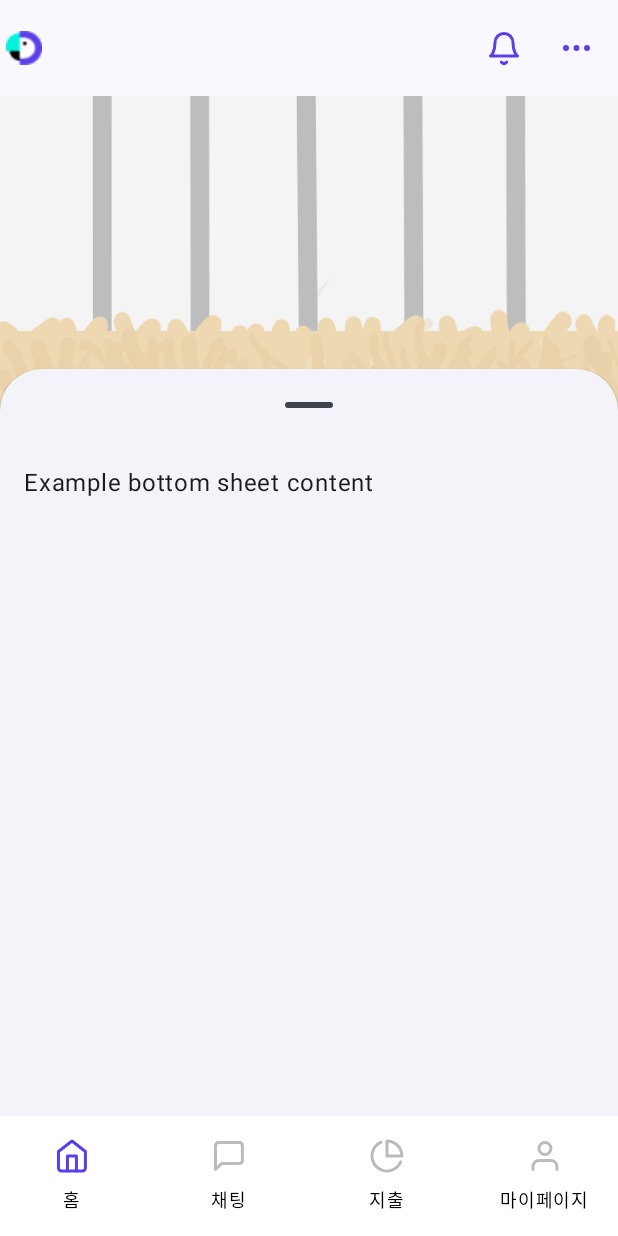
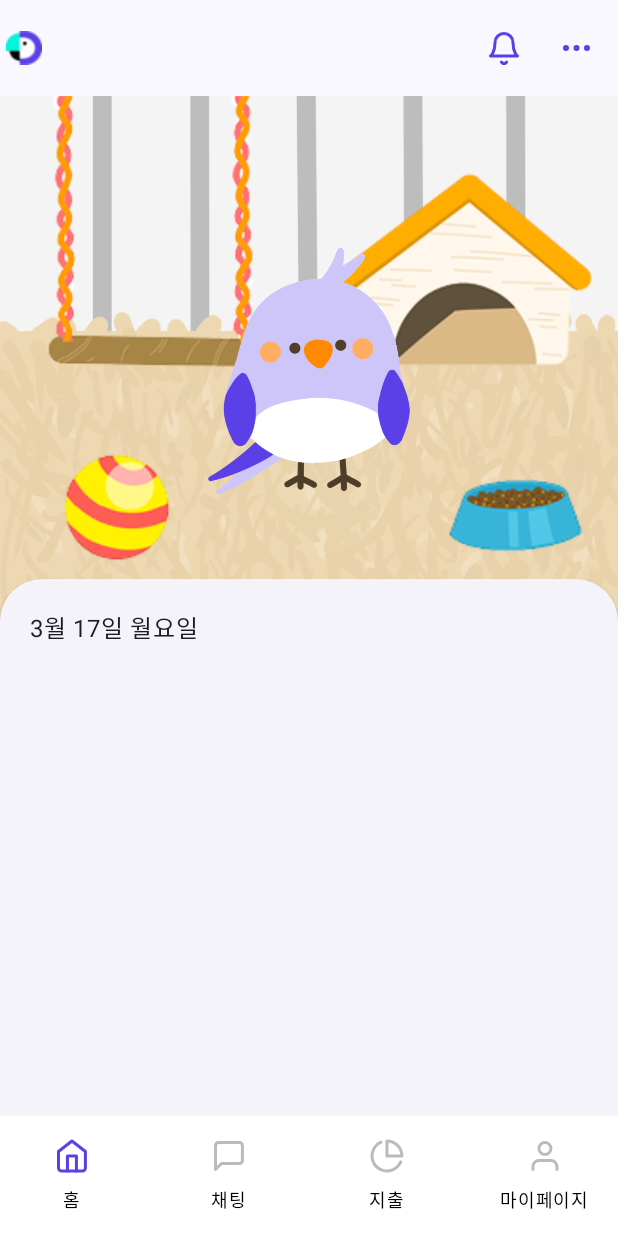
Before and after one commit to dongwonyang/yeongkkuel-compose, an Android app built with Jetpack Compose: the screen it shows after launch (MainActivity), on a phone screen of 412 x 824 dp. Run offline under Robolectric (Android 15) with nearby library versions, the phone set to English and light mode, and no system bars.

Commit message:
design: home 사진 배치

```diff
--- a/presentation/src/main/java/project/compose/presentation/screen/base/BaseView.kt
+++ b/presentation/src/main/java/project/compose/presentation/screen/base/BaseView.kt
@@ -19,6 +19,7 @@ import androidx.compose.material3.Text
 import androidx.compose.material3.rememberBottomSheetScaffoldState
 import androidx.compose.material3.rememberModalBottomSheetState
 import androidx.compose.runtime.Composable
+import androidx.compose.runtime.DisposableEffect
 import androidx.compose.runtime.LaunchedEffect
 import androidx.compose.runtime.collectAsState
 import androidx.compose.runtime.derivedStateOf
@@ -32,6 +33,7 @@ import androidx.compose.ui.tooling.preview.Preview
 import androidx.compose.ui.unit.dp
 import androidx.compose.ui.unit.sp
 import androidx.lifecycle.viewmodel.compose.viewModel
+import androidx.navigation.NavController
 import androidx.navigation.compose.currentBackStackEntryAsState
 import androidx.navigation.compose.rememberNavController
 import project.compose.presentation.R
@@ -48,14 +50,21 @@ fun BaseView() {
     val viewModel: BaseViewModel = viewModel()
     val uiState = viewModel.uiState.collectAsState()
 
-    LaunchedEffect(navController) {
-        navController.addOnDestinationChangedListener { _, destination, _ ->
+    DisposableEffect(navController) {
+        val listener = NavController.OnDestinationChangedListener { _, destination, _ ->
             val route = destination.route
             route?.let {
                 viewModel.updateCurrentScreen(navController)
             }
         }
+
+        navController.addOnDestinationChangedListener(listener)
+
+        onDispose {
+            navController.removeOnDestinationChangedListener(listener)
+        }
     }
+
 
     Scaffold(
         bottomBar = {
--- /dev/null
+++ b/presentation/src/main/java/project/compose/presentation/screen/home/HomeUiState.kt
@@ -0,0 +1,28 @@
+package project.compose.presentation.screen.home
+
+import java.util.Date
+
+data class HomeUiState(
+    val spendingList: List<Spending>,
+    val date: Date
+) {
+    data class Spending(
+        val categoryId: Int,
+        val kind: String,
+        val history: List<History>
+    ) {
+        data class History(
+            val id: Int,
+            val name: String,       // 지출 이름
+            val price: Int,         // 금액
+            val imgExist: String   // 사진 URL 추가
+        )
+    }
+
+    companion object {
+        fun init() = HomeUiState(
+            spendingList = emptyList(), // 초기 상태는 빈 리스트
+            date = Date()
+        )
+    }
+}
--- a/presentation/src/main/java/project/compose/presentation/screen/home/HomeView.kt
+++ b/presentation/src/main/java/project/compose/presentation/screen/home/HomeView.kt
@@ -1,10 +1,18 @@
 package project.compose.presentation.screen.home
 
 import androidx.compose.foundation.Image
+import androidx.compose.foundation.layout.Box
 import androidx.compose.foundation.layout.Column
+import androidx.compose.foundation.layout.Row
+import androidx.compose.foundation.layout.fillMaxHeight
 import androidx.compose.foundation.layout.fillMaxSize
 import androidx.compose.foundation.layout.fillMaxWidth
+import androidx.compose.foundation.layout.height
 import androidx.compose.foundation.layout.padding
+import androidx.compose.foundation.layout.size
+import androidx.compose.foundation.layout.width
+import androidx.compose.foundation.layout.widthIn
+import androidx.compose.foundation.layout.wrapContentHeight
 import androidx.compose.material3.BottomSheetDefaults
 import androidx.compose.material3.BottomSheetScaffold
 import androidx.compose.material3.ExperimentalMaterial3Api
@@ -13,26 +21,41 @@ import androidx.compose.material3.Text
 import androidx.compose.material3.rememberBottomSheetScaffoldState
 import androidx.compose.material3.rememberStandardBottomSheetState
 import androidx.compose.runtime.Composable
+import androidx.compose.runtime.collectAsState
+import androidx.compose.runtime.derivedStateOf
 import androidx.compose.runtime.getValue
 import androidx.compose.runtime.mutableStateOf
 import androidx.compose.runtime.remember
 import androidx.compose.runtime.setValue
+import androidx.compose.ui.Alignment
 import androidx.compose.ui.Modifier
+import androidx.compose.ui.draw.clip
+import androidx.compose.ui.draw.scale
+import androidx.compose.ui.graphics.RectangleShape
 import androidx.compose.ui.input.nestedscroll.nestedScroll
+import androidx.compose.ui.layout.ContentScale
 import androidx.compose.ui.layout.onGloballyPositioned
 import androidx.compose.ui.platform.LocalConfiguration
+import androidx.compose.ui.platform.LocalContext
 import androidx.compose.ui.platform.LocalDensity
 import androidx.compose.ui.res.colorResource
 import androidx.compose.ui.res.painterResource
 import androidx.compose.ui.tooling.preview.Preview
 import androidx.compose.ui.unit.dp
+import androidx.compose.ui.zIndex
+import androidx.lifecycle.viewmodel.compose.viewModel
 import androidx.navigation.NavController
 import androidx.navigation.compose.rememberNavController
 import project.compose.presentation.R
+import java.text.SimpleDateFormat
+import java.util.Date
+import java.util.Locale
 
 @OptIn(ExperimentalMaterial3Api::class)
 @Composable
 fun HomeView(navController: NavController) {
+    val viewModel: HomeViewModel = viewModel()
+    val uiState = viewModel.uiState.collectAsState()
 
     // get bottomSheetState
     val bottomSheetState = rememberStandardBottomSheetState(
@@ -44,28 +67,44 @@ fun HomeView(navController: NavController) {
     val scaffoldState = rememberBottomSheetScaffoldState(bottomSheetState = bottomSheetState)
 
     // get bottomSheetPeekHeight
+    val context = LocalContext.current
     val configuration = LocalConfiguration.current
     val density = LocalDensity.current
     val screenHeight = configuration.screenHeightDp.dp
+    val topNavHeight = with(density) {
+        context.resources.getDimension(R.dimen.top_nav_total_height).toDp()
+    }
     var imageHeight by remember { mutableStateOf(0.dp) }
+    var imageWidth by remember { mutableStateOf(0.dp) }
 
-    val sheetPeekHeight = screenHeight - imageHeight + 40.dp
+    val sheetPeekHeight by remember { derivedStateOf { screenHeight - imageHeight - topNavHeight } }
 
     BottomSheetScaffold(
         sheetContent = {
-            Column(modifier = Modifier
-                .padding(16.dp)
-                .fillMaxSize()) {
-                Text("Example bottom sheet content")
+            Column(
+                modifier = Modifier
+                    .padding(20.dp)
+                    .fillMaxSize()
+            ) {
+                Text(formatDate(uiState.value.date))
             }
         },
         scaffoldState = scaffoldState,
         sheetPeekHeight = sheetPeekHeight,
         containerColor = colorResource(R.color.black0),
         sheetSwipeEnabled = true,
-        modifier = Modifier.fillMaxSize()
+        modifier = Modifier.fillMaxSize(),
+        sheetDragHandle = {}
     ) {
+        val imageSizeModifier = Modifier
+            .height(imageHeight / 2)
+            .width(imageWidth / 2)
+
         Column {
+            Box(
+                modifier = Modifier.fillMaxWidth()
+            ) {
+                // 배경 이미지
                 Image(
                     painter = painterResource(R.drawable.img_home_bg),
                     contentDescription = "home_background",
@@ -73,12 +112,58 @@ fun HomeView(navController: NavController) {
                         .fillMaxWidth()
                         .onGloballyPositioned { coordinates ->
                             imageHeight = with(density) { coordinates.size.height.toDp() }
+                            imageWidth = with(density) { coordinates.size.width.toDp() }
                         }
+                )
+
+                Column {
+                    Row(modifier = Modifier.fillMaxWidth()) {
+                        Image(
+                            painter = painterResource(R.drawable.img_1),
+                            contentDescription = "image1",
+                            modifier = imageSizeModifier,
+                        )
+
+                        Image(
+                            painter = painterResource(R.drawable.img_2),
+                            contentDescription = "image2",
+                            modifier = imageSizeModifier,
+                        )
+                    }
+
+                    Row(modifier = Modifier.fillMaxWidth()) {
+                        Image(
+                            painter = painterResource(R.drawable.img_3),
+                            contentDescription = "image3",
+                            modifier = imageSizeModifier
+                        )
+                        Image(
+                            painter = painterResource(R.drawable.img_4),
+                            contentDescription = "image4",
+                            modifier = imageSizeModifier
                         )
                     }
                 }
+
+                Image(
+                    painter = painterResource(R.drawable.img_bird),
+                    contentDescription = "bird image",
+                    modifier = Modifier
+                        .align(Alignment.Center)
+                        .size(164.dp)
+                )
+            }
         }
 
+    }
+}
+
+
+fun formatDate(date: Date): String {
+    val locale = Locale.KOREAN // 한국어 요일 출력
+    val dateFormat = SimpleDateFormat("M월 d일 E요일", locale)
+    return dateFormat.format(date)
+}
 
 @Preview
 @Composable
--- /dev/null
+++ b/presentation/src/main/java/project/compose/presentation/screen/home/HomeViewModel.kt
@@ -0,0 +1,10 @@
+package project.compose.presentation.screen.home
+
+import androidx.lifecycle.ViewModel
+import kotlinx.coroutines.flow.MutableStateFlow
+import kotlinx.coroutines.flow.asStateFlow
+
+class HomeViewModel : ViewModel() {
+    private val _uiState = MutableStateFlow(HomeUiState.init())
+    val uiState = _uiState.asStateFlow()
+}
--- /dev/null
+++ b/presentation/src/main/res/values/dimens.xml
@@ -0,0 +1,4 @@
+<?xml version="1.0" encoding="utf-8"?>
+<resources>
+    <dimen name="top_nav_total_height">100dp</dimen>
+</resources>
```
Also changed, not shown: presentation/src/main/res/drawable/img_1.png (added), presentation/src/main/res/drawable/img_2.png (added), presentation/src/main/res/drawable/img_3.png (added), presentation/src/main/res/drawable/img_4.png (added). Lines whose indentation alone changed are shown as unchanged.
